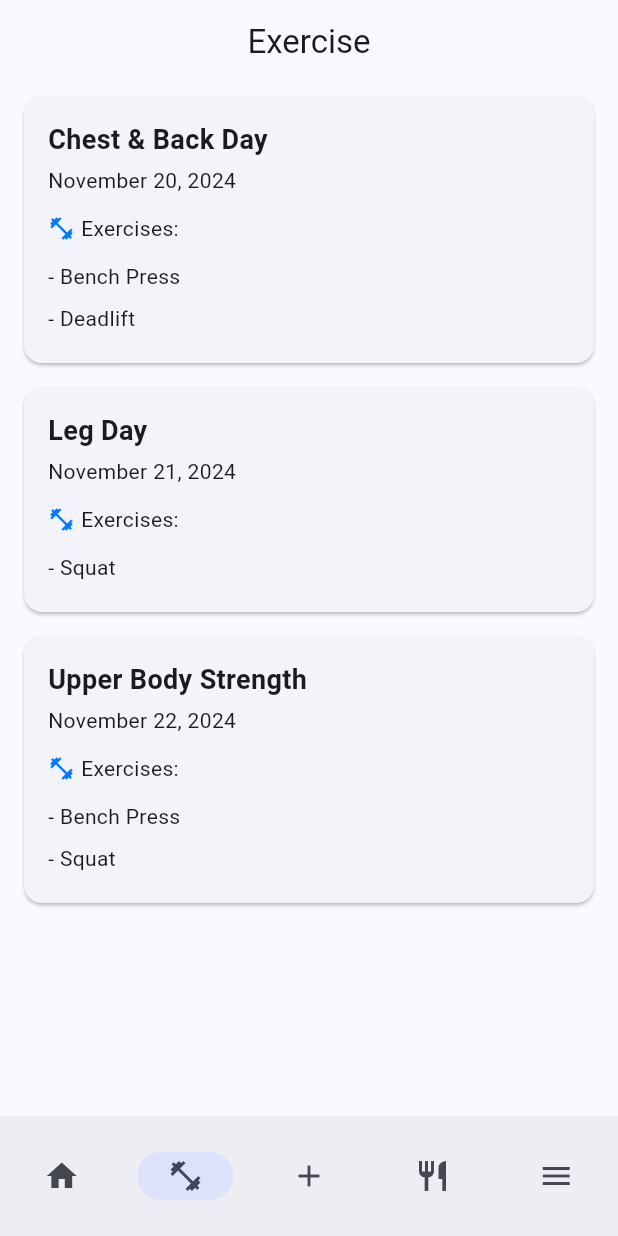
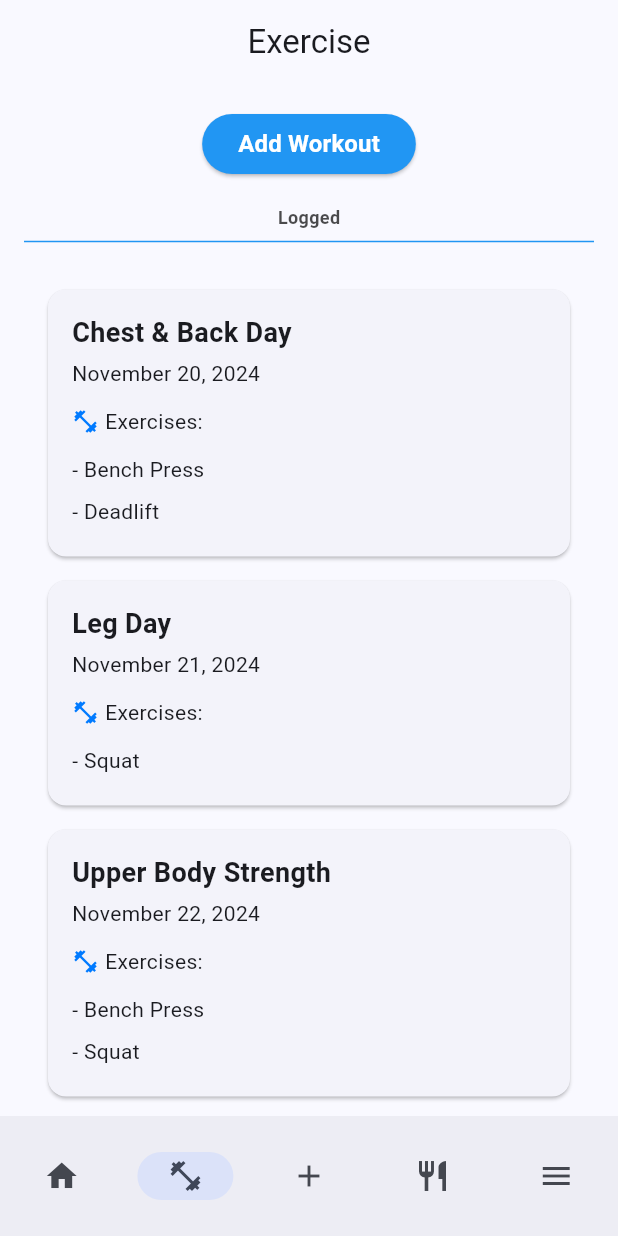
Before and after one commit to Mobile-applikasjoner-gruppe-1/fit_and_healthy, a Flutter app: the ExerciseView screen opened by its route, on a phone screen of 412 x 824 dp. Run offline on Flutter 3.47's test engine with Material 3 defaults, Android fonts, the phone set to English and light mode, and no system bars; our stand-ins replace flutter_riverpod, go_router, riverpod_annotation; generated files the repository leaves out were written again.

Commit message:
Added an 'add workout' button and improved styling

```diff
--- a/lib/src/features/exercise/exercise_workout_view.dart
+++ b/lib/src/features/exercise/exercise_workout_view.dart
@@ -41,23 +41,26 @@ class ExerciseView extends StatelessWidget {
     context.push('${ExerciseView.route}/${id}');
   }
 
+  /**
+   * Navigates to the Add Workout screen.
+   */
+  void navigateToAddWorkout(BuildContext context) {
+    context.push('/add-workout');
+  }
+
   @override
   Widget build(BuildContext context) {
-    Widget content = SingleChildScrollView(
-      child: Column(
-        mainAxisSize: MainAxisSize.min,
-        children: [
-          Text('Uh oh ... nothing here!'),
-          const SizedBox(height: 16),
-          Text(
-            'Try adding a workout session!',
-          ),
-        ],
-      ),
-    );
+    Widget loggedWorkouts;
 
-    if (workouts.isNotEmpty) {
-      content = ListView.builder(
+    if (workouts.isEmpty) {
+      loggedWorkouts = const Text(
+        'No workouts logged',
+        style: TextStyle(fontSize: 16, fontWeight: FontWeight.w400),
+      );
+    } else {
+      loggedWorkouts = ListView.builder(
+        shrinkWrap: true, // Ensures it integrates well in the scrollable content
+        physics: const NeverScrollableScrollPhysics(),
         itemCount: workouts.length,
         itemBuilder: (ctx, index) => ExerciseWorkoutItem(
           workout: workouts[index],
@@ -68,6 +71,48 @@ class ExerciseView extends StatelessWidget {
       );
     }
 
+    Widget content = SingleChildScrollView(
+      child: Center(
+        child: Padding(
+        padding: const EdgeInsets.all(16.0),
+        child:
+          Column(
+            children:[
+              ElevatedButton(
+                onPressed: () => navigateToAddWorkout(context),
+                style: ElevatedButton.styleFrom(
+                  backgroundColor: Colors.blue,
+                ),
+                child: Text(
+                  'Add Workout',
+                  style: TextStyle(
+                    fontSize: 16,
+                    fontWeight: FontWeight.bold,
+                    color: Colors.white,
+                  ),
+                ),
+              ),
+              const SizedBox(height: 16),
+              Text(
+                'Logged',
+                style: TextStyle(
+                  fontSize: 12,
+                  fontWeight: FontWeight.bold,
+                  color: Colors.black.withOpacity(0.7),
+                ),
+              ),
+              const Divider(
+                thickness: 1,
+                color: Colors.blue,
+              ),
+              const SizedBox(height: 16),
+              loggedWorkouts,
+            ],
+          ),
+        ),
+      ),
+    );
+
     return NestedScaffold(
       appBar: AppBar(title: const Text('Exercise'), centerTitle: true),
       body: content,
```
